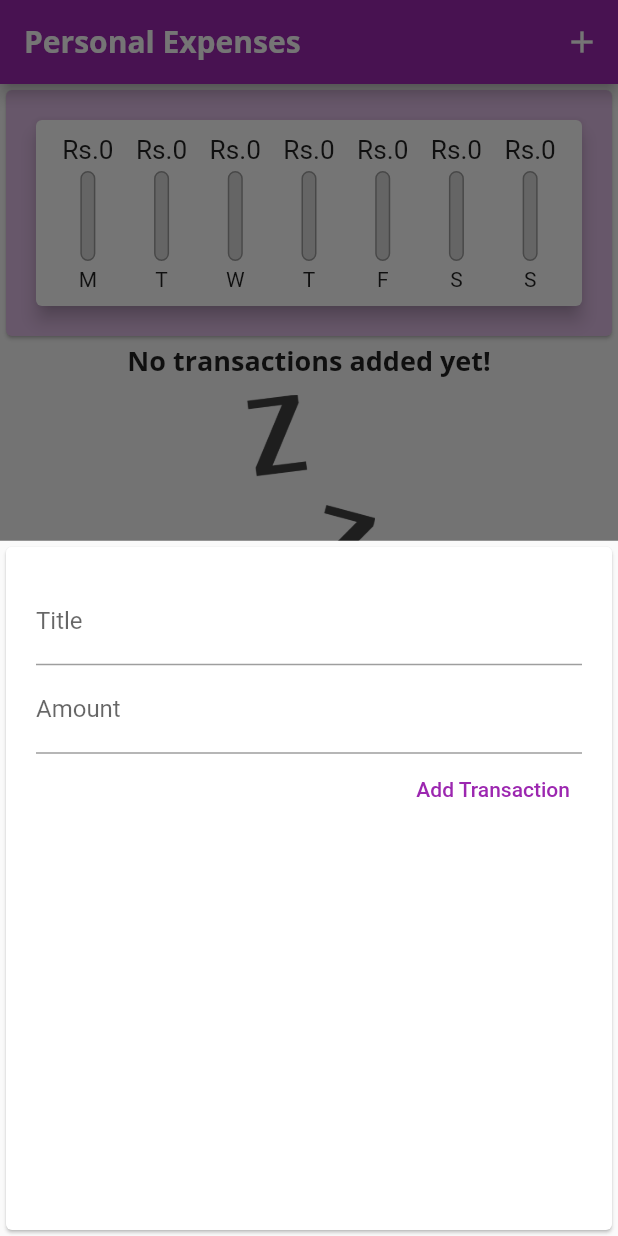
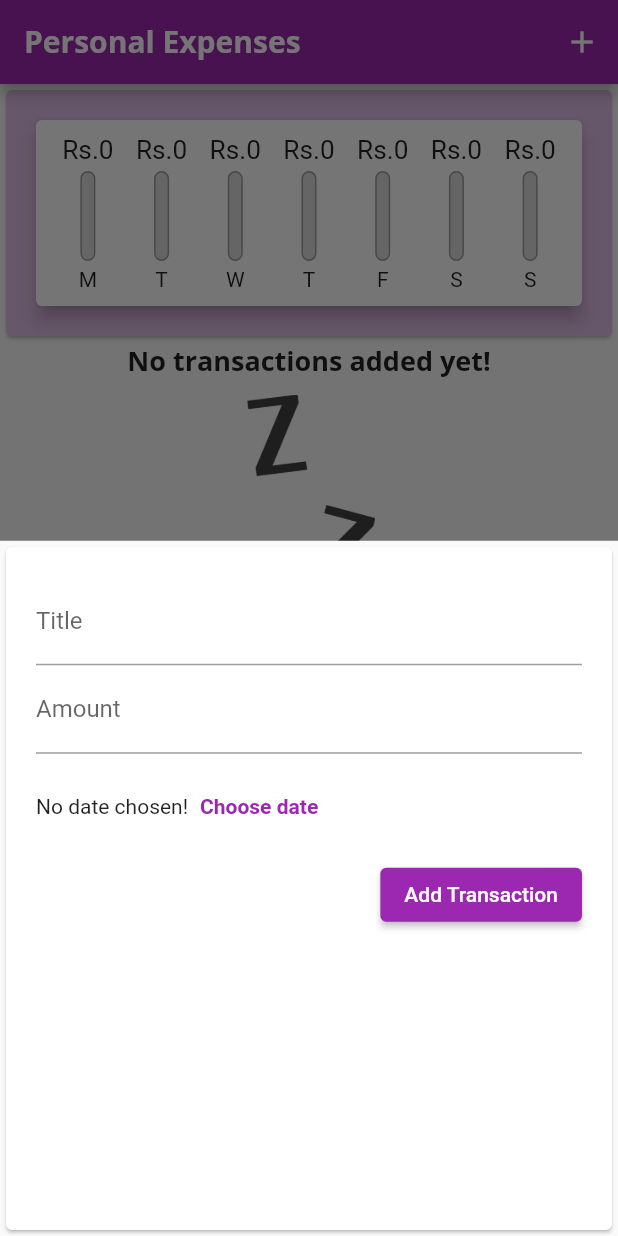
Before and after one commit to yazindu/personal_expenses_app, a Flutter app: the screen it shows after launch, after a tap on the "add" icon, on a phone screen of 412 x 824 dp. Run offline on Flutter 3.47's test engine with Material 2 defaults, Android fonts, the phone set to English and light mode, and no system bars; Roboto replaces fonts that are missing (Open Sans).

Commit message:
feat: 042 Getting Started with Date Selection

```diff
--- a/lib/widgets/new_transaction.dart
+++ b/lib/widgets/new_transaction.dart
@@ -44,11 +44,25 @@ class _NewTransactionState extends State<NewTransaction> {
               keyboardType: TextInputType.number,
               onSubmitted: (_) => submitDate(),
             ),
-            TextButton(
+            Container(
+              height: 70,
+              child: Row(
+                children: [
+                  Text('No date chosen!'),
+                  TextButton(
+                    onPressed: () {},
+                    child: Text(
+                      'Choose date',
+                      style: TextStyle(fontWeight: FontWeight.bold),
+                    ),
+                  )
+                ],
+              ),
+            ),
+            ElevatedButton(
               onPressed: submitDate,
               child: Text(
                 'Add Transaction',
-                style: TextStyle(color: Colors.purple),
               ),
             )
           ],
```
